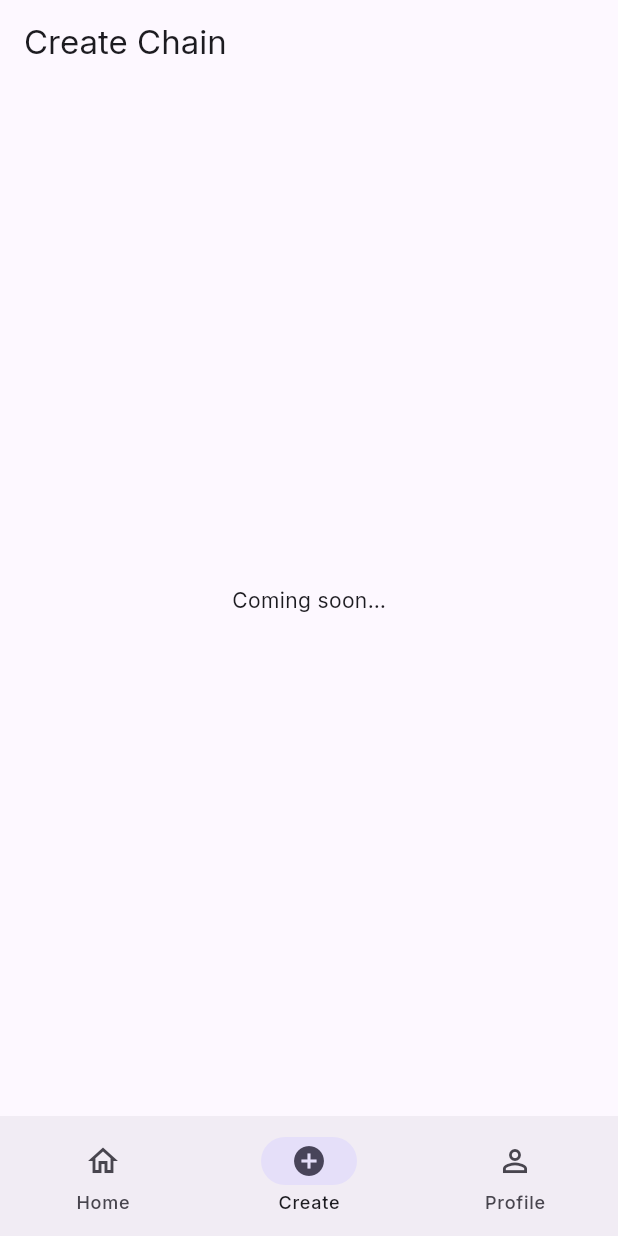
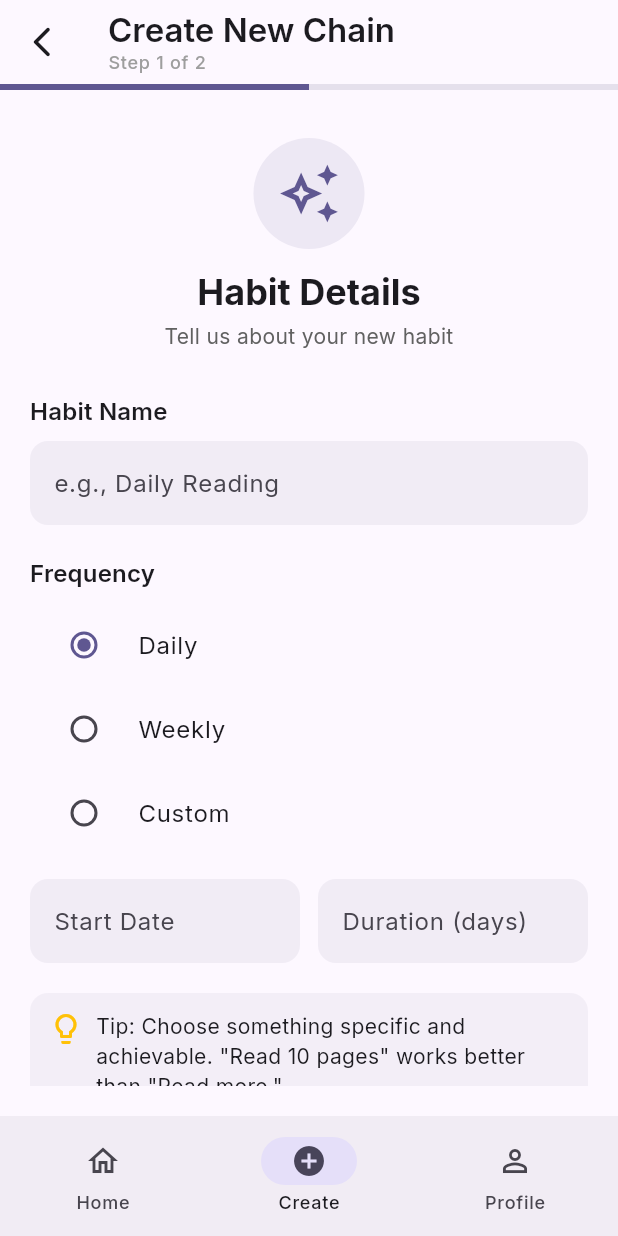
Before and after one commit to nitrogen404/csen268, a Flutter app: the RootShell screen opened directly, item 2 of the bottom bar chosen, on a phone screen of 412 x 824 dp. Run offline on Flutter 3.47's test engine with Material 3 defaults, Android fonts, the light colour scheme and no system bars; our stand-ins replace google_fonts.

Commit message:
Sign-in, Create Chain pages done
Implemented sign-in page along with couple of create chain pages

```diff
--- a/taskchain/lib/main.dart
+++ b/taskchain/lib/main.dart
@@ -2,8 +2,12 @@ import 'package:flutter/material.dart';
 import 'package:google_fonts/google_fonts.dart';
 import 'theme.dart';
 import 'pages/home_page.dart';
-import 'pages/create_page.dart';
+import 'pages/create_chain_step1.dart';
 import 'pages/profile_page.dart';
+import 'pages/sign_in_page.dart'; // Added import
+
+/// Global nav index used by other pages to change tabs
+final ValueNotifier<int> navIndex = ValueNotifier<int>(0);
 
 void main() => runApp(const ChainzApp());
 
@@ -18,7 +22,7 @@ class ChainzApp extends StatelessWidget {
       theme: buildTheme(Brightness.light),
       darkTheme: buildTheme(Brightness.dark),
       themeMode: ThemeMode.system,
-      home: const RootShell(),
+      home: const SignInPage(), // Starts with sign-in screen
     );
   }
 }
@@ -31,16 +35,18 @@ class RootShell extends StatefulWidget {
 }
 
 class _RootShellState extends State<RootShell> {
-  int _index = 0;
-  final _pages = const [HomePage(), CreatePage(), ProfilePage()];
+  final _pages = const [HomePage(), CreateChainStep1(), ProfilePage()];
 
   @override
   Widget build(BuildContext context) {
+    return ValueListenableBuilder<int>(
+      valueListenable: navIndex,
+      builder: (context, idx, _) {
         return Scaffold(
-      body: _pages[_index],
+          body: _pages[idx],
           bottomNavigationBar: NavigationBar(
-        selectedIndex: _index,
-        onDestinationSelected: (i) => setState(() => _index = i),
+            selectedIndex: idx,
+            onDestinationSelected: (i) => navIndex.value = i,
             destinations: const [
               NavigationDestination(
                 icon: Icon(Icons.home_outlined),
@@ -60,5 +66,7 @@ class _RootShellState extends State<RootShell> {
             ],
           ),
         );
+      },
+    );
   }
 }
--- /dev/null
+++ b/taskchain/lib/pages/create_chain_step1.dart
@@ -0,0 +1,233 @@
+import 'package:flutter/material.dart';
+import 'create_chain_step2.dart';
+import '../main.dart'; // For navIndex
+
+class CreateChainStep1 extends StatefulWidget {
+  const CreateChainStep1({super.key});
+
+  @override
+  State<CreateChainStep1> createState() => _CreateChainStep1State();
+}
+
+class _CreateChainStep1State extends State<CreateChainStep1> {
+  final _habitController = TextEditingController();
+  String frequency = 'Daily';
+  DateTime? startDate;
+  int duration = 30;
+
+  @override
+  Widget build(BuildContext context) {
+    final text = Theme.of(context).textTheme;
+    final cs = Theme.of(context).colorScheme;
+
+    return Scaffold(
+      appBar: AppBar(
+        leading: IconButton(
+          icon: const Icon(Icons.arrow_back_ios_new_rounded),
+          onPressed: () {
+            // Pop if possible; otherwise return to Home tab.
+            if (Navigator.of(context).canPop()) {
+              Navigator.of(context).pop();
+            } else {
+              navIndex.value = 0;
+            }
+          },
+        ),
+        title: Column(
+          crossAxisAlignment: CrossAxisAlignment.start,
+          children: [
+            const Text(
+              "Create New Chain",
+              style: TextStyle(fontWeight: FontWeight.w600),
+            ),
+            Text(
+              "Step 1 of 2",
+              style: text.labelMedium?.copyWith(color: Colors.grey),
+            ),
+          ],
+        ),
+        bottom: PreferredSize(
+          preferredSize: const Size.fromHeight(4),
+          child: LinearProgressIndicator(
+            value: 0.5,
+            backgroundColor: cs.surfaceVariant,
+            valueColor: AlwaysStoppedAnimation(cs.primary),
+          ),
+        ),
+      ),
+      body: Padding(
+        padding: const EdgeInsets.all(20),
+        child: ListView(
+          children: [
+            const SizedBox(height: 12),
+            Column(
+              mainAxisAlignment: MainAxisAlignment.center,
+              children: [
+                Container(
+                  padding: const EdgeInsets.all(16),
+                  decoration: BoxDecoration(
+                    color: cs.primary.withOpacity(0.1),
+                    shape: BoxShape.circle,
+                  ),
+                  child: Icon(
+                    Icons.auto_awesome_outlined,
+                    size: 42,
+                    color: cs.primary,
+                  ),
+                ),
+                const SizedBox(height: 12),
+                Text(
+                  "Habit Details",
+                  style:
+                      text.headlineSmall?.copyWith(fontWeight: FontWeight.bold),
+                  textAlign: TextAlign.center,
+                ),
+                const SizedBox(height: 4),
+                Text(
+                  "Tell us about your new habit",
+                  style: text.bodyMedium?.copyWith(color: Colors.grey[700]),
+                  textAlign: TextAlign.center,
+                ),
+              ],
+            ),
+            const SizedBox(height: 28),
+
+            // Heading above the habit name input
+            Text(
+              "Habit Name",
+              style: text.titleMedium?.copyWith(fontWeight: FontWeight.w600),
+            ),
+            const SizedBox(height: 8),
+            TextField(
+              controller: _habitController,
+              decoration: InputDecoration(
+                hintText: "e.g., Daily Reading",
+                filled: true,
+                fillColor: cs.surfaceVariant.withOpacity(0.5),
+                border: OutlineInputBorder(
+                  borderRadius: BorderRadius.circular(12),
+                  borderSide: BorderSide.none,
+                ),
+              ),
+            ),
+            const SizedBox(height: 20),
+
+            Text(
+              "Frequency",
+              style: text.titleMedium?.copyWith(fontWeight: FontWeight.w600),
+            ),
+            const SizedBox(height: 8),
+            _freqOption("Daily"),
+            _freqOption("Weekly"),
+            _freqOption("Custom"),
+            const SizedBox(height: 16),
+
+            Row(
+              children: [
+                Expanded(
+                  child: TextField(
+                    readOnly: true,
+                    onTap: _pickDate,
+                    decoration: InputDecoration(
+                      labelText: "Start Date",
+                      hintText: startDate == null
+                          ? "Select"
+                          : "${startDate!.month}/${startDate!.day}/${startDate!.year}",
+                      filled: true,
+                      fillColor: cs.surfaceVariant.withOpacity(0.5),
+                      border: OutlineInputBorder(
+                        borderRadius: BorderRadius.circular(12),
+                        borderSide: BorderSide.none,
+                      ),
+                    ),
+                  ),
+                ),
+                const SizedBox(width: 12),
+                Expanded(
+                  child: TextField(
+                    keyboardType: TextInputType.number,
+                    decoration: InputDecoration(
+                      labelText: "Duration (days)",
+                      hintText: duration.toString(),
+                      filled: true,
+                      fillColor: cs.surfaceVariant.withOpacity(0.5),
+                      border: OutlineInputBorder(
+                        borderRadius: BorderRadius.circular(12),
+                        borderSide: BorderSide.none,
+                      ),
+                    ),
+                    onChanged: (v) =>
+                        setState(() => duration = int.tryParse(v) ?? 30),
+                  ),
+                ),
+              ],
+            ),
+            const SizedBox(height: 20),
+
+            Container(
+              padding: const EdgeInsets.all(12),
+              decoration: BoxDecoration(
+                color: cs.surfaceVariant.withOpacity(0.4),
+                borderRadius: BorderRadius.circular(12),
+              ),
+              child: const Row(
+                crossAxisAlignment: CrossAxisAlignment.start,
+                children: [
+                  Icon(Icons.lightbulb_outline, color: Colors.amber),
+                  SizedBox(width: 8),
+                  Expanded(
+                    child: Text(
+                      'Tip: Choose something specific and achievable. "Read 10 pages" works better than "Read more."',
+                    ),
+                  ),
+                ],
+              ),
+            ),
+            const SizedBox(height: 30),
+
+            ElevatedButton(
+              onPressed: () {
+                Navigator.push(
+                  context,
+                  MaterialPageRoute(builder: (_) => const CreateChainStep2()),
+                );
+              },
+              style: ElevatedButton.styleFrom(
+                backgroundColor: cs.primary,
+                foregroundColor: Colors.white,
+                minimumSize: const Size(double.infinity, 54),
+                shape: RoundedRectangleBorder(
+                  borderRadius: BorderRadius.circular(14),
+                ),
+              ),
+              child: const Text(
+                "Continue",
+                style: TextStyle(fontSize: 16, fontWeight: FontWeight.w600),
+              ),
+            ),
+          ],
+        ),
+      ),
+    );
+  }
+
+  Widget _freqOption(String label) {
+    return RadioListTile<String>(
+      value: label,
+      groupValue: frequency,
+      onChanged: (v) => setState(() => frequency = v!),
+      title: Text(label),
+    );
+  }
+
+  Future<void> _pickDate() async {
+    final now = DateTime.now();
+    final picked = await showDatePicker(
+      context: context,
+      initialDate: now,
+      firstDate: now,
+      lastDate: now.add(const Duration(days: 365)),
+    );
+    if (picked != null) setState(() => startDate = picked);
+  }
+}
--- a/taskchain/lib/pages/create_page.dart
+++ /dev/null
@@ -1,13 +0,0 @@
-import 'package:flutter/material.dart';
-
-class CreatePage extends StatelessWidget {
-  const CreatePage({super.key});
-
-  @override
-  Widget build(BuildContext context) {
-    return Scaffold(
-      appBar: AppBar(title: const Text('Create Chain')),
-      body: const Center(child: Text('Coming soon…')),
-    );
-  }
-}
```
Also changed, not shown: taskchain/lib/pages/create_chain_step2.dart (added, +253 -0 lines), taskchain/lib/pages/sign_in_page.dart (added, +214 -0 lines). Lines whose indentation alone changed are shown as unchanged.
